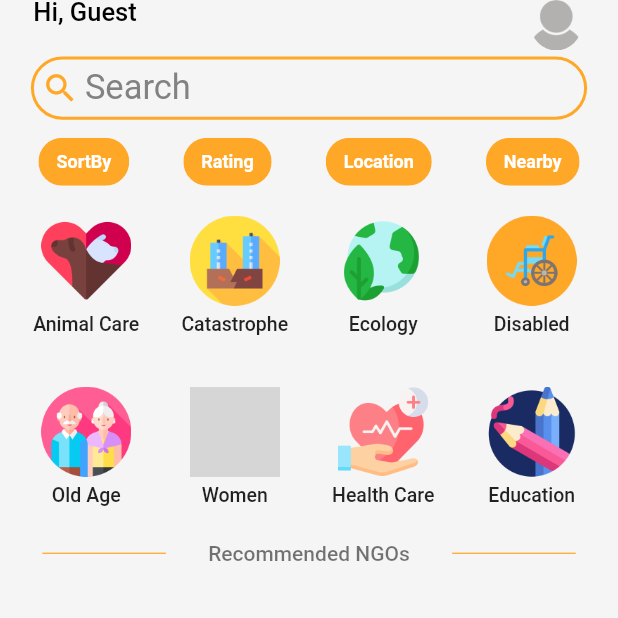
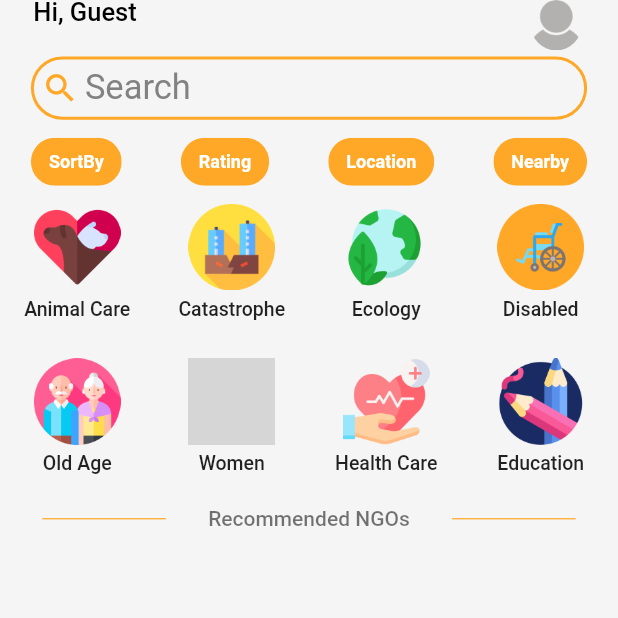
Before and after one commit to Insane-Vaas/betterheroapp, a Flutter app: the OnBoardingPage screen opened by its route, after a tap on "Submit", on a phone screen of 412 x 824 dp, the top half of it. Run offline on Flutter 3.47's test engine with Material 2 defaults, Android fonts, the phone set to English and light mode, and no system bars; our stand-ins replace carousel_slider, dots_indicator, firebase_analytics, firebase_auth, firebase_core, firebase_dynamic_links and 10 more; missing offline and left inert: diox; accounts and stored records are empty; network calls fail; grey boxes are pictures that could not be loaded.

Commit message:
Passing build context for screen width information.

```diff
--- a/lib/screens/homePage/donationicontile/donationiconwidget.dart
+++ b/lib/screens/homePage/donationicontile/donationiconwidget.dart
@@ -43,7 +43,6 @@ class DonationIconWidget extends StatelessWidget {
 
     return Container(
         color: Colors.grey.shade100,
-        margin: EdgeInsets.all(8),
         child: GridView.builder(
           padding: EdgeInsets.zero,
           shrinkWrap: true,
@@ -51,11 +50,11 @@ class DonationIconWidget extends StatelessWidget {
           itemCount: listIconTile.length,
           gridDelegate: SliverGridDelegateWithFixedCrossAxisCount(
             crossAxisCount: 4,
-            mainAxisSpacing: 15,
           ),
           itemBuilder: (context, index) {
             return Container(
-              margin: EdgeInsets.all(4),
+              margin: EdgeInsets.fromLTRB(
+                  0, MediaQuery.of(context).size.height * 0.005, 0, 0),
               height: MediaQuery.of(context).size.height * 0.01,
               child: GestureDetector(
                 onTap: (() {
@@ -71,8 +70,8 @@ class DonationIconWidget extends StatelessWidget {
                   mainAxisAlignment: MainAxisAlignment.start,
                   children: [
                     Container(
-                      height: 60,
-                      width: 60,
+                      height: MediaQuery.of(context).size.width * 0.14,
+                      width: MediaQuery.of(context).size.width * 0.14,
                       decoration: BoxDecoration(
                         image: DecorationImage(
                           image: AssetImage(
--- a/lib/screens/homePage/home.dart
+++ b/lib/screens/homePage/home.dart
@@ -161,7 +161,7 @@ class AppBarWidget extends StatelessWidget {
       centerTitle: false,
       expandedHeight: MediaQuery.of(context).size.height * 0.16,
       bottom: searchAndSortArea(
-        MediaQuery.of(context).size.height,
+        context,
       ),
     );
   }
@@ -246,11 +246,10 @@ Widget title(String location, String name, BuildContext context) {
   );
 }
 
-PreferredSize searchAndSortArea(double height) {
+PreferredSize searchAndSortArea(BuildContext context) {
   return PreferredSize(
-    preferredSize: Size.fromHeight(height * 0.1211),
+    preferredSize: Size.fromHeight(MediaQuery.of(context).size.height * 0.12),
     child: Container(
-      margin: const EdgeInsets.fromLTRB(5, 0, 5, 0),
       color: Colors.grey.shade100,
       child: ListView(
         shrinkWrap: true,
@@ -271,7 +270,7 @@ class SearchArea extends StatelessWidget {
 
   @override
   Widget build(BuildContext context) {
-    final ScrollController controller = ScrollController();
+    // final ScrollController controller = ScrollController();
     return Hero(
       tag: "search",
       child: GestureDetector(
```
Also changed, not shown: lib/screens/homePage/ngotileslist/ngotiles.dart (+9 -12 lines).
